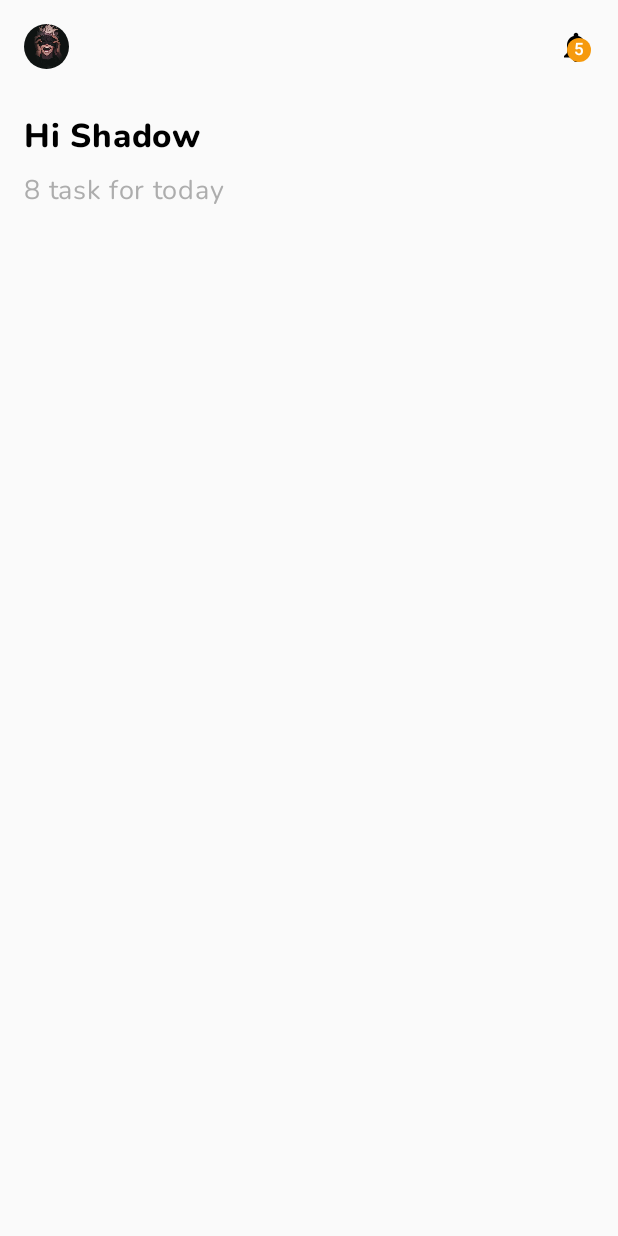
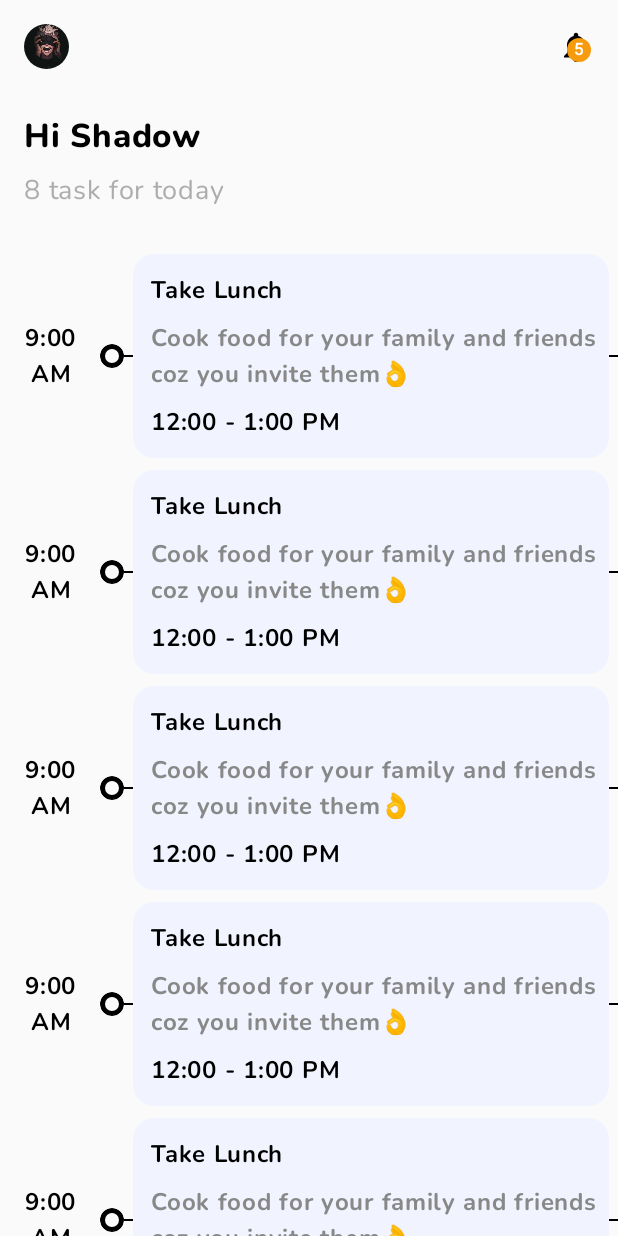
Before and after one commit to yhrjfj/TODO_UI_Compose, an Android app built with Jetpack Compose: the screen it shows after launch (MainActivity), on a phone screen of 412 x 824 dp. Run offline under Robolectric (Android 15) with nearby library versions, the phone set to English and light mode, and no system bars.

Commit message:
Create and add TaskComponent

```diff
--- a/app/src/main/java/com/yhr/jfj/todo_ui_compose/MainActivity.kt
+++ b/app/src/main/java/com/yhr/jfj/todo_ui_compose/MainActivity.kt
@@ -10,6 +10,7 @@ import androidx.compose.foundation.lazy.LazyColumn
 import androidx.compose.ui.Modifier
 import androidx.compose.ui.unit.dp
 import com.yhr.jfj.todo_ui_compose.taskmanager.data.components.ProfileHeaderComponent
+import com.yhr.jfj.todo_ui_compose.taskmanager.data.components.TaskComponent
 import com.yhr.jfj.todo_ui_compose.taskmanager.data.components.WelcomeMessageComponent
 import com.yhr.jfj.todo_ui_compose.ui.theme.TODO_UI_ComposeTheme
 
@@ -33,6 +34,23 @@ class MainActivity : ComponentActivity() {
                         WelcomeMessageComponent()
                         Spacer(modifier = Modifier.height(30.dp))
                     }
+                    item {
+                        TaskComponent()
+                        Spacer(modifier = Modifier.height(8.dp))
+                        TaskComponent()
+                        Spacer(modifier = Modifier.height(8.dp))
+                        TaskComponent()
+                        Spacer(modifier = Modifier.height(8.dp))
+                        TaskComponent()
+                        Spacer(modifier = Modifier.height(8.dp))
+                        TaskComponent()
+                        Spacer(modifier = Modifier.height(8.dp))
+                        TaskComponent()
+                        Spacer(modifier = Modifier.height(8.dp))
+                        TaskComponent()
+                        Spacer(modifier = Modifier.height(8.dp))
+
+                    }
                 }
             }
         }
--- /dev/null
+++ b/app/src/main/java/com/yhr/jfj/todo_ui_compose/taskmanager/data/components/TaskComponent.kt
@@ -0,0 +1,104 @@
+package com.yhr.jfj.todo_ui_compose.taskmanager.data.components
+
+import androidx.compose.foundation.BorderStroke
+import androidx.compose.foundation.background
+import androidx.compose.foundation.border
+import androidx.compose.foundation.layout.Arrangement
+import androidx.compose.foundation.layout.Box
+import androidx.compose.foundation.layout.Column
+import androidx.compose.foundation.layout.Row
+import androidx.compose.foundation.layout.fillMaxWidth
+import androidx.compose.foundation.layout.padding
+import androidx.compose.foundation.layout.size
+import androidx.compose.foundation.layout.width
+import androidx.compose.foundation.shape.CircleShape
+import androidx.compose.foundation.shape.RoundedCornerShape
+import androidx.compose.material3.Divider
+import androidx.compose.material3.Text
+import androidx.compose.runtime.Composable
+import androidx.compose.ui.Alignment
+import androidx.compose.ui.Modifier
+import androidx.compose.ui.draw.clip
+import androidx.compose.ui.graphics.Color
+import androidx.compose.ui.text.font.Font
+import androidx.compose.ui.text.font.FontFamily
+import androidx.compose.ui.text.style.TextAlign
+import androidx.compose.ui.tooling.preview.Preview
+import androidx.compose.ui.unit.dp
+import com.yhr.jfj.todo_ui_compose.R
+import com.yhr.jfj.todo_ui_compose.ui.theme.LightPurple
+
+@Preview(showSystemUi = true)
+@Composable
+fun TaskComponent() {
+    Row(
+        modifier = Modifier.fillMaxWidth(),
+        verticalAlignment = Alignment.CenterVertically,
+        horizontalArrangement = Arrangement.spacedBy(16.dp)
+    ) {
+        Text(
+            text = "9:00\nAM",
+            fontFamily = FontFamily(Font(R.font.nunito_bold)),
+            textAlign = TextAlign.Center
+        )
+        Row(
+            verticalAlignment = Alignment.CenterVertically
+        ) {
+            Box(
+                modifier = Modifier
+                    .size(16.dp)
+                    .clip(shape = CircleShape)
+                    .border(
+                        border = BorderStroke(3.dp, Color.Black),
+                        shape = CircleShape
+                    )
+            )
+            Divider(
+                modifier = Modifier.width(6.dp),
+                color = Color.Black
+            )
+            Row(
+                modifier = Modifier.fillMaxWidth(),
+                verticalAlignment = Alignment.CenterVertically
+            ) {
+                Column(
+                    modifier = Modifier
+                        .fillMaxWidth()
+                        .clip(RoundedCornerShape(14.dp))
+                        .background(LightPurple)
+                        .weight(0.8f),
+                    verticalArrangement = Arrangement.spacedBy(8.dp)
+                ) {
+                    Text(
+                        text = "Take Lunch",
+                        fontFamily = FontFamily(Font(R.font.nunito_bold)),
+                        modifier = Modifier.padding(
+                            start = 12.dp,
+                            top = 12.dp
+                        )
+                    )
+                    Text(
+                        text = "Cook food for your family and friends coz you invite them👌",
+                        fontFamily = FontFamily(Font(R.font.nunito_bold)),
+                        modifier = Modifier.padding(
+                            start = 12.dp,
+                        ),
+                        color = Color.Gray
+                    )
+                    Text(
+                        text = "12:00 - 1:00 PM",
+                        fontFamily = FontFamily(Font(R.font.nunito_bold)),
+                        modifier = Modifier.padding(
+                            start = 12.dp,
+                            bottom = 12.dp
+                        )
+                    )
+                }
+                Divider(
+                    modifier = Modifier.width(6.dp),
+                    color = Color.Black
+                )
+            }
+        }
+    }
+}
```
